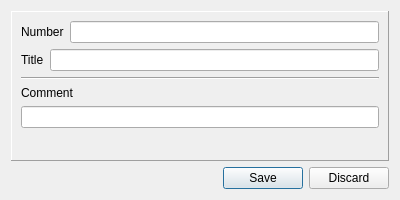
First picture: the form in dialogs/funddetailsdialog.ui, repository caxapyk/pa-decision, before the edit.
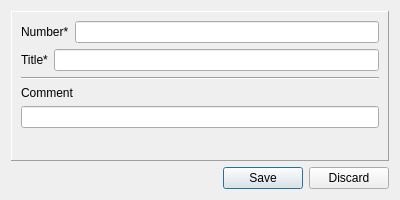
Second picture: the form after the edit.

```diff
--- a/dialogs/funddetailsdialog.ui
+++ b/dialogs/funddetailsdialog.ui
@@ -49,7 +49,7 @@
         <item>
          <widget class="QLabel" name="label_4">
           <property name="text">
-           <string>Number</string>
+           <string>Number*</string>
           </property>
          </widget>
         </item>
@@ -63,7 +63,7 @@
         <item>
          <widget class="QLabel" name="label_3">
           <property name="text">
-           <string>Title</string>
+           <string>Title*</string>
           </property>
          </widget>
         </item>
```
Left out of the diff: 35 changed lines with no effect on the pictures.
